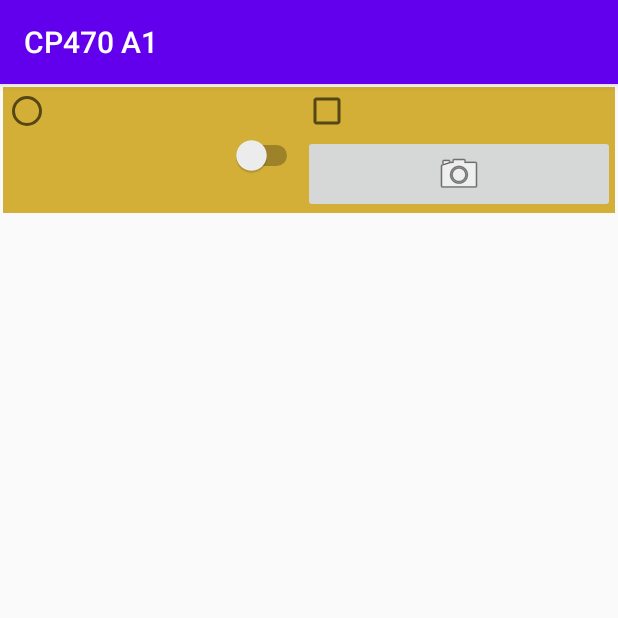
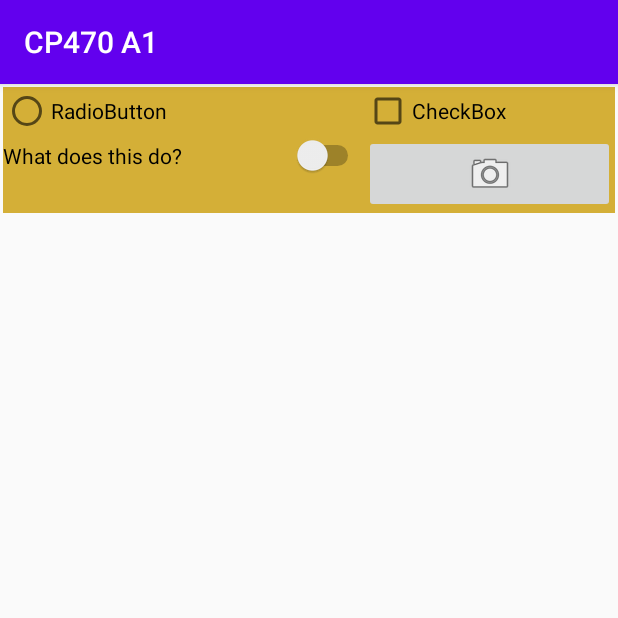
Before and after one commit to keveniskander/Android_A1, an Android app: the ListItemsActive screen opened directly, with no data from a screen before it, on a phone screen of 412 x 824 dp, the top half of it. Run offline under Robolectric (Android 15) with nearby library versions, the phone set to English and light mode, and no system bars.

```diff
--- a/app/src/main/AndroidManifest.xml
+++ b/app/src/main/AndroidManifest.xml
@@ -10,14 +10,16 @@
         android:supportsRtl="true"
         android:theme="@style/AppTheme">
         <activity android:name=".ListItemsActive"></activity>
-        <activity android:name=".LoginActivity" />
-        <activity android:name=".MainActivity">
+        <activity android:name=".LoginActivity">
             <intent-filter>
                 <action android:name="android.intent.action.MAIN" />
 
                 <category android:name="android.intent.category.LAUNCHER" />
             </intent-filter>
         </activity>
+        <activity android:name=".MainActivity">
+
+        </activity>
     </application>
 
 </manifest>
--- a/app/src/main/res/layout/activity_list_items_active.xml
+++ b/app/src/main/res/layout/activity_list_items_active.xml
@@ -8,18 +8,24 @@
     android:columnCount="2"
     android:rowCount="2">
 
-    <RadioButton android:layout_columnWeight="1" android:gravity="fill">
-    </RadioButton>
+    <RadioButton
+        android:layout_columnWeight="1"
+        android:gravity="fill"
+        android:text="@string/RadioText"/>
 
-    <CheckBox android:layout_columnWeight="1" android:gravity="fill">
+    <CheckBox
+        android:layout_columnWeight="1"
+        android:gravity="fill"
+        android:text="@string/CheckText"/>
 
-    </CheckBox>
+    <Switch
+        android:layout_columnWeight="1"
+        android:gravity="fill"
+        android:text="@string/SwitchText"/>
 
-    <Switch android:layout_columnWeight="1" android:gravity="fill">
 
-    </Switch>
+    <ImageButton android:src="@android:drawable/ic_menu_camera"
+        android:layout_columnWeight="1"
+        android:gravity="fill"/>
 
-    <ImageButton android:src="@android:drawable/ic_menu_camera" android:layout_columnWeight="1" android:gravity="fill">
-
-    </ImageButton>
 </GridLayout>
--- a/app/src/main/res/values/strings.xml
+++ b/app/src/main/res/values/strings.xml
@@ -5,4 +5,7 @@
     <string name="Login">login</string>
     <string name="LoginName">login name</string>
     <string name="Password">password</string>
+    <string name="SwitchText">What does this do?</string>
+    <string name="CheckText">CheckBox</string>
+    <string name="RadioText">RadioButton</string>
 </resources>
```
Also changed, not shown: 1 other file.
